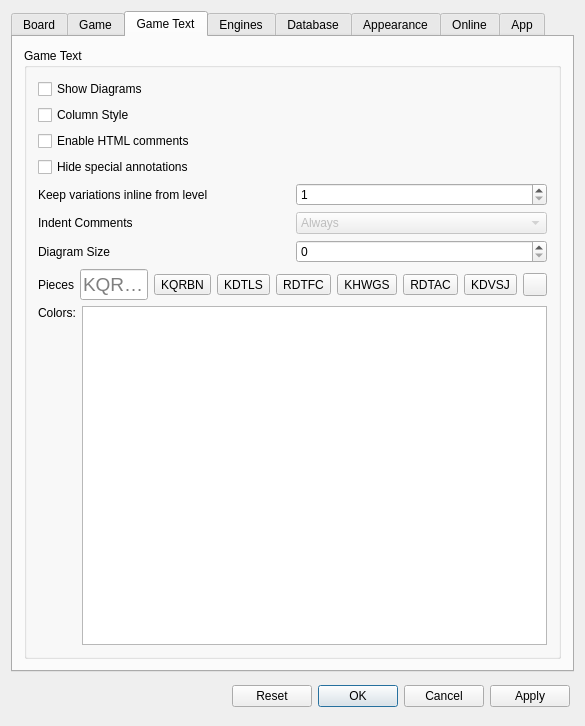
First picture: the form in src/dialogs/preferences.ui, repository Isarhamster/chessx, before the edit.
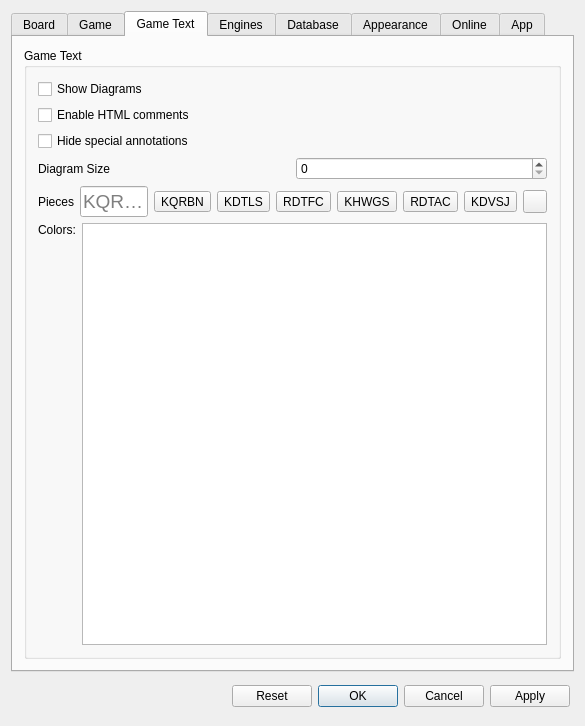
Second picture: the form after the edit. The open tabs and pages were chosen to show the change. Icons and pictures are not drawn. Custom widgets are drawn as their Qt base class.

Diff of the .ui file:
```diff
--- a/src/dialogs/preferences.ui
+++ b/src/dialogs/preferences.ui
@@ -613,13 +613,6 @@
               </property>
              </widget>
             </item>
-            <item>
-             <widget class="QCheckBox" name="cbColumnStyle">
-              <property name="text">
-               <string>Column Style</string>
-              </property>
-             </widget>
-            </item>
             <item>
              <widget class="QCheckBox" name="cbHTMLComments">
               <property name="text">
@@ -636,66 +629,6 @@
             </item>
            </layout>
           </item>
-          <item>
-           <layout class="QHBoxLayout" name="horizontalLayout_8">
-            <item>
-             <widget class="QLabel" name="label_20">
-              <property name="text">
-               <string>Keep variations inline from level</string>
-              </property>
-              <property name="buddy">
-               <cstring>variationIndentLevel</cstring>
-              </property>
-             </widget>
-            </item>
-            <item>
-             <widget class="QSpinBox" name="variationIndentLevel">
-              <property name="minimum">
-               <number>1</number>
-              </property>
-              <property name="maximum">
-               <number>200</number>
-              </property>
-             </widget>
-            </item>
-           </layout>
-          </item>
-          <item>
-           <layout class="QHBoxLayout" name="horizontalLayout_24">
-            <item>
-             <widget class="QLabel" name="labelCommentsInline">
-              <property name="text">
-               <string>Indent Comments</string>
-              </property>
-              <property name="buddy">
-               <cstring>cbIndentComments</cstring>
-              </property>
-             </widget>
-            </item>
-            <item>
-             <widget class="QComboBox" name="cbIndentComments">
-              <property name="enabled">
-               <bool>false</bool>
-              </property>
-              <item>
-               <property name="text">
-                <string>Always</string>
-               </property>
-              </item>
-              <item>
-               <property name="text">
-                <string>Only Mainline</string>
-               </property>
-              </item>
-              <item>
-               <property name="text">
-                <string>Never</string>
-               </property>
-              </item>
-             </widget>
-            </item>
-           </layout>
-          </item>
           <item>
            <layout class="QHBoxLayout" name="horizontalLayout_13">
             <item>
```
Left out of the diff: 2 changed lines with no effect on the pictures.
